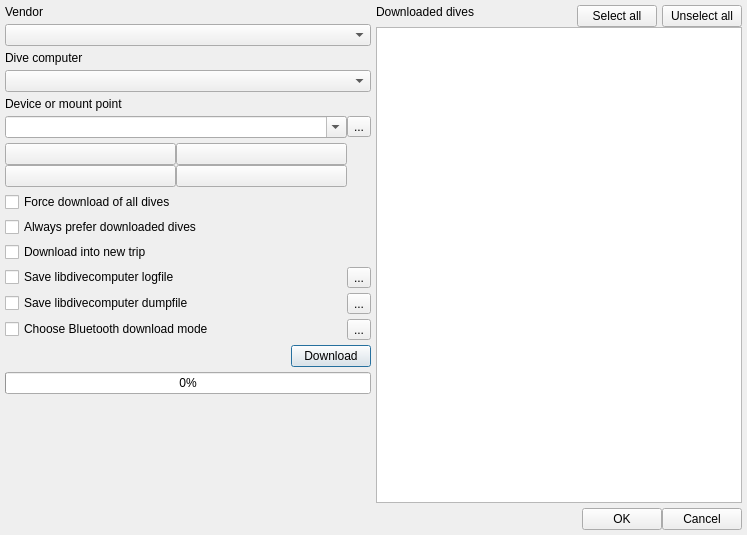
First picture: the form in desktop-widgets/downloadfromdivecomputer.ui, repository subsurface/subsurface, before the edit.
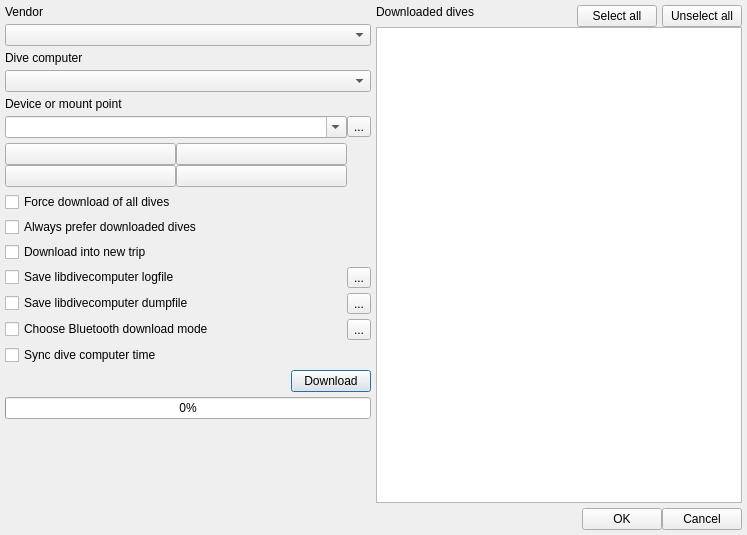
Second picture: the form after the edit. Icons and pictures are not drawn.

Commit message:
Import: Add option to sync time on dive computer download
Add an option for users to sync the dive computer time with the PC time
every time dives are downloaded.
Obviously this will only work on dive computers that have time
synchronisation support in libdivecomputer, for other computers a notice
is logged.
The selection for this option is persisted as a preference.

Patch:
```diff
--- a/desktop-widgets/downloadfromdivecomputer.ui
+++ b/desktop-widgets/downloadfromdivecomputer.ui
@@ -185,6 +185,16 @@
            </item>
           </layout>
          </item>
+         <item row="13" column="0">
+          <widget class="QCheckBox" name="syncDiveComputerTime">
+           <property name="text">
+            <string>Sync dive computer time</string>
+           </property>
+           <property name="toolTip">
+            <string>Adjust the time on the dive computer to match the time on the PC (if supported by the dive computer model).</string>
+           </property>
+          </widget>
+         </item>
         </layout>
        </item>
        <item>
```
The commit also changes 17 other files.
